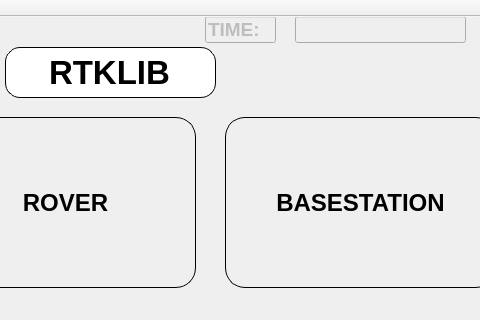
Old version of the form RTKBASE/mainwindow.ui in the repository Francklin2/RTKLIB_Touchscreen_GUI; both pictures show x 85 to 565 and y 0 to 320 of the 800 by 480 pixel window.
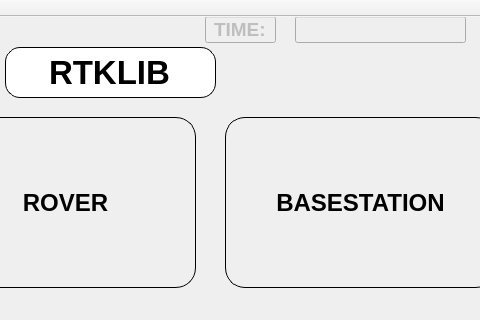
New version of the form.

Commit message: Updating time text size again....should be the good size now(it's not displayed the same size on my desktop pc 	ndthe raspberry)

Diff of the .ui file:
```diff
--- a/RTKBASE/mainwindow.ui
+++ b/RTKBASE/mainwindow.ui
@@ -84,6 +84,9 @@
     <property name="text">
      <string>TIME:</string>
     </property>
+    <property name="alignment">
+     <set>Qt::AlignCenter</set>
+    </property>
    </widget>
    <widget class="QLineEdit" name="TimeRetourEdit">
     <property name="enabled">
```
Left out of the diff: 3 changed lines with no effect on the pictures.
